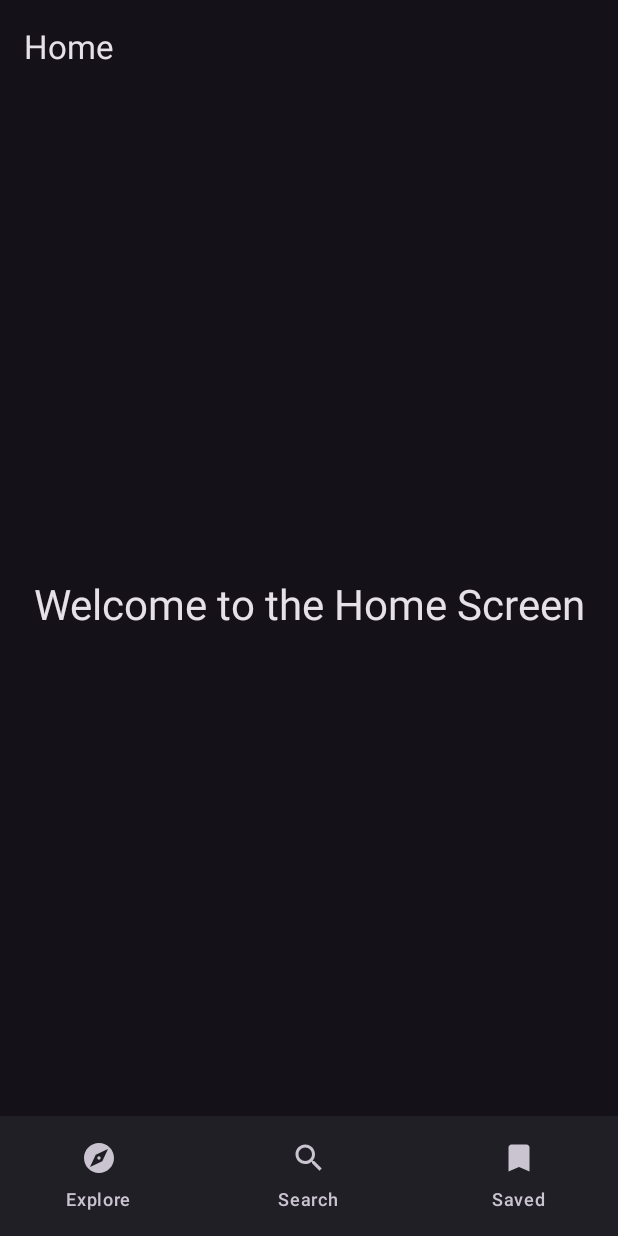
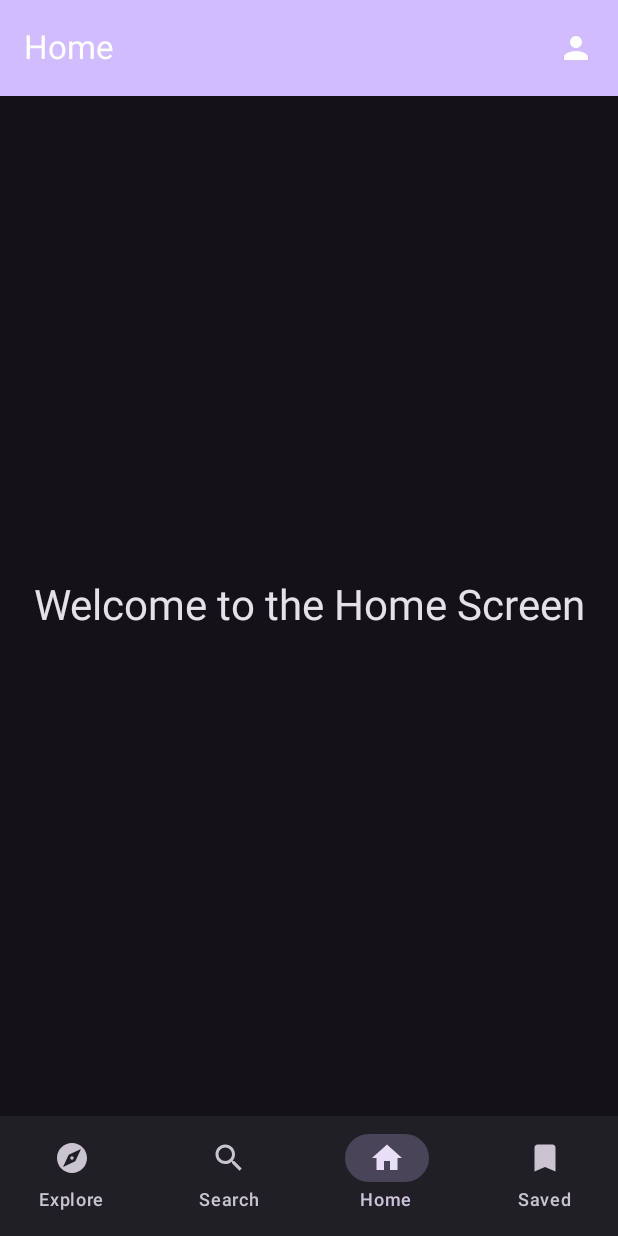
Before and after one commit to tsc221645/CC3087_Proyecto_Final, an Android app built with Jetpack Compose: the HomeRoute screen opened through its navigation route, on a phone screen of 412 x 824 dp. Run offline under Robolectric (Android 15) with nearby library versions, the phone set to English and light mode, and no system bars; libraries missing offline, so code that uses them is left out: io.github.jan.supabase, io.ktor.utils.

Commit message:
nav bars  integradas al 50%

```diff
--- a/app/src/main/java/com/uvg/ana/booktribev2/SetupNavigation.kt
+++ b/app/src/main/java/com/uvg/ana/booktribev2/SetupNavigation.kt
@@ -14,6 +14,7 @@ import com.uvg.ana.booktribev2.components.TopBar
 import com.uvg.ana.booktribev2.login.LoginScreen
 import com.uvg.ana.booktribev2.register.RegisterScreen
 import com.uvg.ana.booktribev2.home.HomeRoute
+import com.uvg.ana.booktribev2.profile.ProfileScreen
 
 @Composable
 fun SetupNavigation() {
@@ -23,13 +24,12 @@ fun SetupNavigation() {
     val currentBackStackEntry by navController.currentBackStackEntryAsState()
     val currentRoute = currentBackStackEntry?.destination?.route
 
-    // Determine if TopBar and BottomBar should be displayed
     val showBars = currentRoute != "login" && currentRoute != "register"
 
     Scaffold(
         topBar = {
             if (showBars) {
-                TopBar(title = "Home") // Cambia el título dinámicamente si es necesario
+                TopBar(title = "Home", navController = navController)
             }
         },
         bottomBar = {
@@ -43,11 +43,9 @@ fun SetupNavigation() {
             startDestination = "login",
             modifier = Modifier.padding(innerPadding)
         ) {
-            // Login Screen
             composable("login") {
                 LoginScreen(navController = navController)
             }
-            // Register Screen
             composable("register") {
                 RegisterScreen(
                     onRegisterSuccess = {
@@ -60,11 +58,9 @@ fun SetupNavigation() {
                     }
                 )
             }
-            // Home Screen with BottomBar and TopBar
             composable("home") {
                 HomeRoute(navController = navController)
             }
-            // Additional Screens (Explore, Search, Saved)
             composable("explore") {
                 // Implement Explore Screen here
             }
@@ -74,6 +70,9 @@ fun SetupNavigation() {
             composable("saved") {
                 // Implement Saved Screen here
             }
+            composable("profile") {
+                ProfileScreen(navController = navController)
+            }
         }
     }
 }
--- a/app/src/main/java/com/uvg/ana/booktribev2/components/BottomBar.kt
+++ b/app/src/main/java/com/uvg/ana/booktribev2/components/BottomBar.kt
@@ -11,8 +11,10 @@ import androidx.navigation.compose.currentBackStackEntryAsState
 @Composable
 fun BottomBar(navController: NavController) {
     val items = listOf(
+
         BottomNavItem.Explore,
         BottomNavItem.Search,
+        BottomNavItem.Home,    // New Home option
         BottomNavItem.Saved
     )
 
@@ -35,7 +37,9 @@ fun BottomBar(navController: NavController) {
 }
 
 sealed class BottomNavItem(val route: String, val icon: ImageVector, val label: String) {
+
     object Explore : BottomNavItem("explore", Icons.Default.Explore, "Explore")
     object Search : BottomNavItem("search", Icons.Default.Search, "Search")
+    object Home : BottomNavItem("home", Icons.Default.Home, "Home")    // New Home option
     object Saved : BottomNavItem("saved", Icons.Default.Bookmark, "Saved")
 }
--- a/app/src/main/java/com/uvg/ana/booktribev2/components/TobBar.kt
+++ b/app/src/main/java/com/uvg/ana/booktribev2/components/TobBar.kt
@@ -1,17 +1,35 @@
 package com.uvg.ana.booktribev2.components
 
-
+import androidx.compose.material.icons.Icons
+import androidx.compose.material.icons.filled.Person
 import androidx.compose.material3.*
 import androidx.compose.runtime.Composable
-import androidx.compose.ui.Modifier
+import androidx.navigation.NavController
+import androidx.compose.ui.graphics.Color
 
 @OptIn(ExperimentalMaterial3Api::class)
 @Composable
-fun TopBar(title: String) {
+fun TopBar(title: String, navController: NavController) {
     TopAppBar(
         title = {
             Text(text = title, style = MaterialTheme.typography.titleLarge)
         },
-        modifier = Modifier
+        actions = {
+            IconButton(
+                onClick = {
+                    navController.navigate("profile") // Navigate to the profile screen
+                }
+            ) {
+                Icon(
+                    imageVector = Icons.Default.Person,
+                    contentDescription = "Profile Icon",
+                    tint = Color.White // Explicitly set the icon color to white
+                )
+            }
+        },
+        colors = TopAppBarDefaults.smallTopAppBarColors(
+            containerColor = MaterialTheme.colorScheme.primary, // TopBar background color
+            titleContentColor = Color.White // Title text color
+        )
     )
 }
```
Also changed, not shown: app/src/main/java/com/uvg/ana/booktribev2/profile/ProfileScreen.kt (added, +29 -0 lines).
